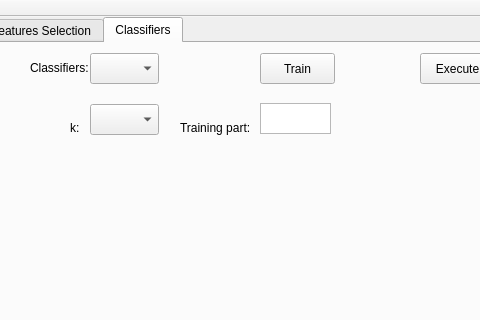
Qt form mainwindow.ui (kubastyk1/SMPD) before a commit; both pictures show x 132 to 612 and y 0 to 320 of the 991 by 540 pixel window.
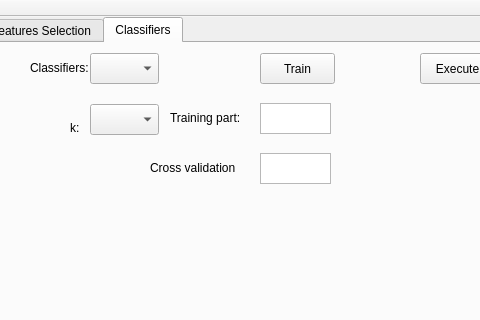
The same form after that commit.

Commit message: [Cross validation] Add cross validation method

Diff of the .ui file:
```diff
--- a/mainwindow.ui
+++ b/mainwindow.ui
@@ -291,8 +291,8 @@
      <widget class="QLabel" name="ClabelTraningPart">
       <property name="geometry">
        <rect>
-        <x>300</x>
-        <y>70</y>
+        <x>290</x>
+        <y>60</y>
         <width>81</width>
         <height>31</height>
        </rect>
@@ -311,6 +311,29 @@
        </rect>
       </property>
      </widget>
+     <widget class="QLabel" name="ClabelTraningPart_2">
+      <property name="geometry">
+       <rect>
+        <x>270</x>
+        <y>110</y>
+        <width>101</width>
+        <height>31</height>
+       </rect>
+      </property>
+      <property name="text">
+       <string>&lt;html&gt;&lt;head/&gt;&lt;body&gt;&lt;p&gt;&lt;span style=&quot; font-size:9pt;&quot;&gt;Cross validation&lt;/span&gt;&lt;/p&gt;&lt;/body&gt;&lt;/html&gt;</string>
+      </property>
+     </widget>
+     <widget class="QPlainTextEdit" name="CplainTextEditCrossValidation">
+      <property name="geometry">
+       <rect>
+        <x>380</x>
+        <y>110</y>
+        <width>71</width>
+        <height>31</height>
+       </rect>
+      </property>
+     </widget>
     </widget>
    </widget>
   </widget>
```
The commit also changes 2 other files.
